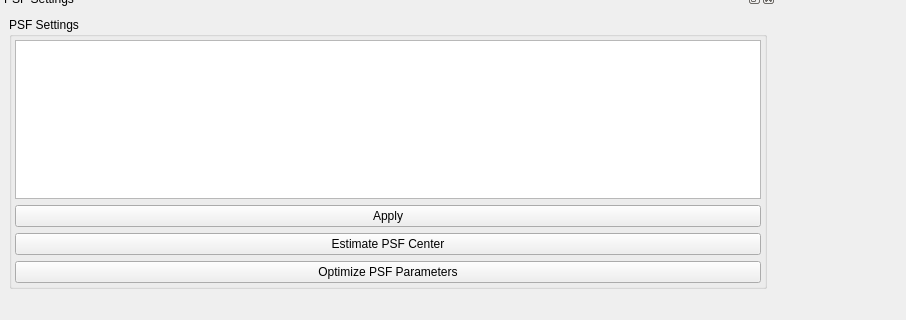
Before: the Qt Designer form apps/VisualPSFOptimizer/VisualPSFOptimizer.ui in CISMM/PSFEstimator, drawn with Qt 5; both pictures show x 0 to 906 and y 459 to 779 of the 1001 by 779 pixel window.
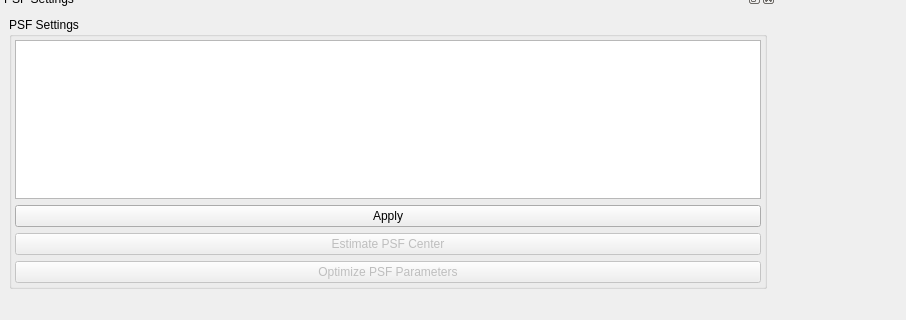
After: the same form once the commit is applied. Custom widgets are drawn as their Qt base class.

Commit message:
2010-03-26  Cory Quammen <cquammen@cs.unc.edu>
   * VisualPSFOptimizer.cxx: Now turns GUI widgets on/off where appropriate to
   avoid letting user do something that will crash the program.

   * VisualPSFOptimizer.ui: Disabled GUI widgets that should be disabled at
   program startup.

```diff
--- a/apps/VisualPSFOptimizer/VisualPSFOptimizer.ui
+++ b/apps/VisualPSFOptimizer/VisualPSFOptimizer.ui
@@ -767,6 +767,9 @@
         </item>
         <item>
          <widget class="QPushButton" name="estimatePSFCenterButton">
+          <property name="enabled">
+           <bool>false</bool>
+          </property>
           <property name="text">
            <string>Estimate PSF Center</string>
           </property>
@@ -774,6 +777,9 @@
         </item>
         <item>
          <widget class="QPushButton" name="optimizePSFParametersButton">
+          <property name="enabled">
+           <bool>false</bool>
+          </property>
           <property name="text">
            <string>Optimize PSF Parameters</string>
           </property>
```
Left out of the diff: 6 changed lines with no effect on the pictures. The commit also changes 2 other files.
